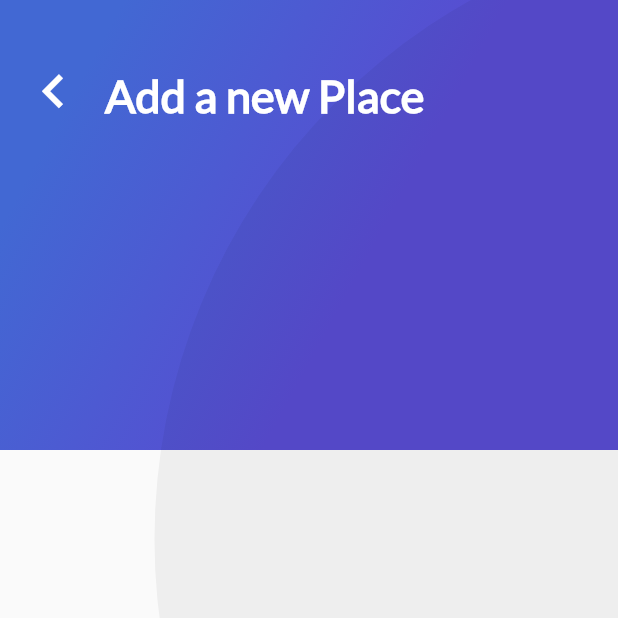
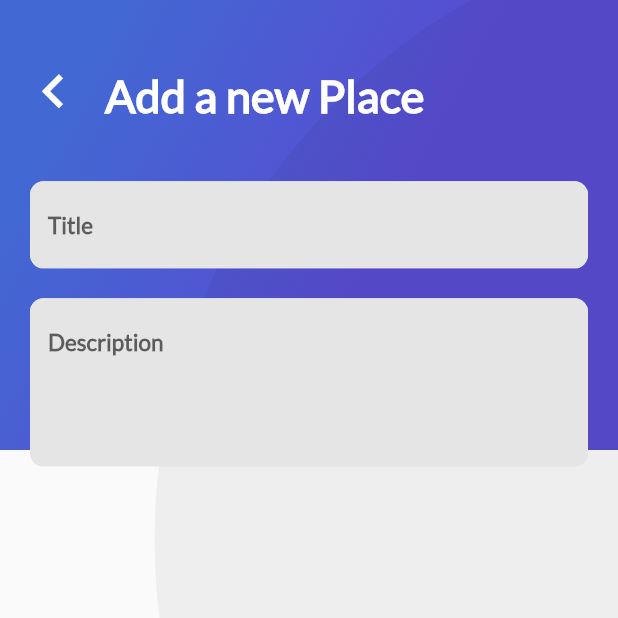
Before and after one commit to bichot/flutter_app_3, a Flutter app: the AddPlaceScreen screen opened directly, on a phone screen of 412 x 824 dp, the top half of it. Run offline on Flutter 3.47's test engine with Material 2 defaults, Android fonts, the phone set to English and light mode, and no system bars; our stand-ins replace cloud_firestore, firebase_auth, firebase_core, firebase_storage, google_sign_in; missing offline and left inert: dart:ffi, generic_bloc_provider; accounts and stored records are empty.

Commit message:
Container para el fondo de add_place_screen con los datos nuevos

```diff
--- a/lib/Place/ui/screens/add_place_screen.dart
+++ b/lib/Place/ui/screens/add_place_screen.dart
@@ -3,6 +3,7 @@ import 'dart:io';
 import 'package:flutter/cupertino.dart';
 import 'package:flutter/material.dart';
 import 'package:flutter_app_3/widgets/gradient_back.dart';
+import 'package:flutter_app_3/widgets/text_input.dart';
 import 'package:flutter_app_3/widgets/title_header.dart';
 
 class AddPlaceScreen extends StatefulWidget{
@@ -23,11 +24,15 @@ class _AddPlaceScreen extends  State<AddPlaceScreen>{
   @override
   Widget build(BuildContext context) {
     // TODO: implement build
+
+    final _controlerTitlePlace = TextEditingController();
+    final _controlerDescriptionPlace = TextEditingController();
+
     return Scaffold(
       body: Stack(
         children: <Widget>[
           GradientBack(height: 300.0),
-          Row(
+          Row(//App Bar
             children: <Widget>[
               Container(
                 padding: EdgeInsets.only(top: 25.0,left: 5.0),
@@ -47,7 +52,30 @@ class _AddPlaceScreen extends  State<AddPlaceScreen>{
                     padding: EdgeInsets.only(top: 45.0,left: 20.0,right: 20.0),
                     child: TitleHeader(title: "Add a new Place")
                   ))
+
             ],
+          ),
+          Container(
+            margin: EdgeInsets.only(top: 120.9, bottom: 20.0),
+            child: ListView(
+              children:<Widget> [
+                Container(),//Foto
+                Container(//TextField Title
+                  margin: EdgeInsets.only(bottom: 20.0),
+                  child: TextInput(
+                    hintText: "Title",
+                    inputType: null,
+                    maxLines: 1,
+                    controller: _controlerTitlePlace,
+                  ),
+                ),
+                TextInput(
+                    hintText: "Description",
+                    inputType: TextInputType.multiline,
+                    maxLines: 4,
+                    controller: _controlerDescriptionPlace)
+              ],
+            ),
           )
         ],
       ),
```
